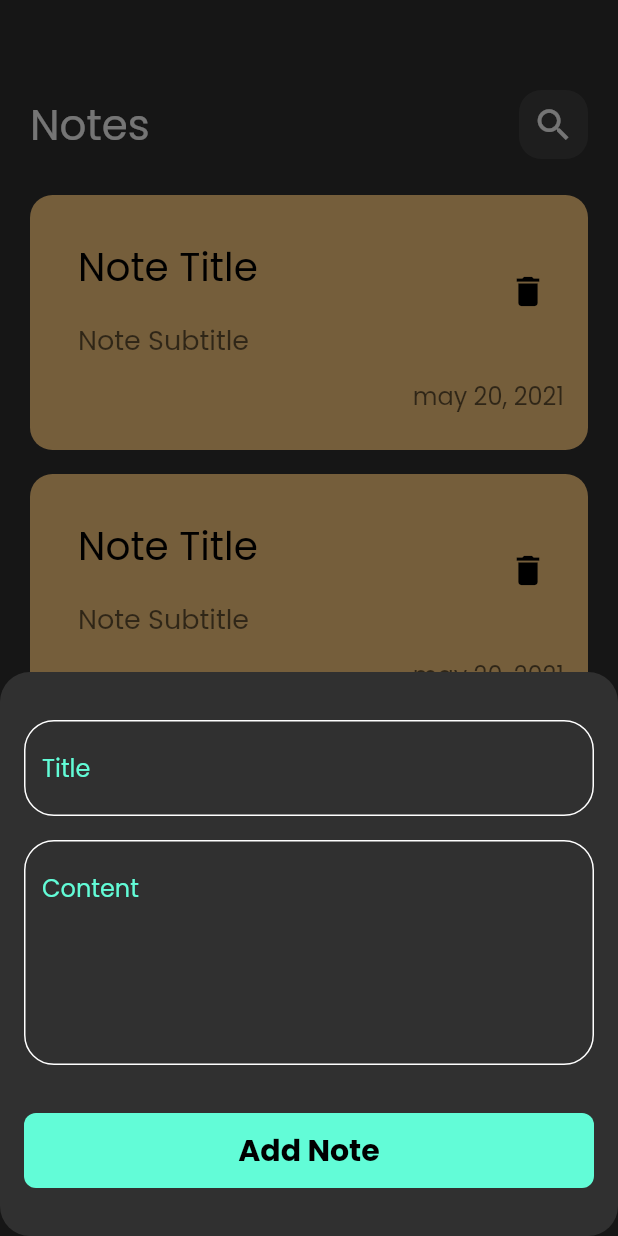
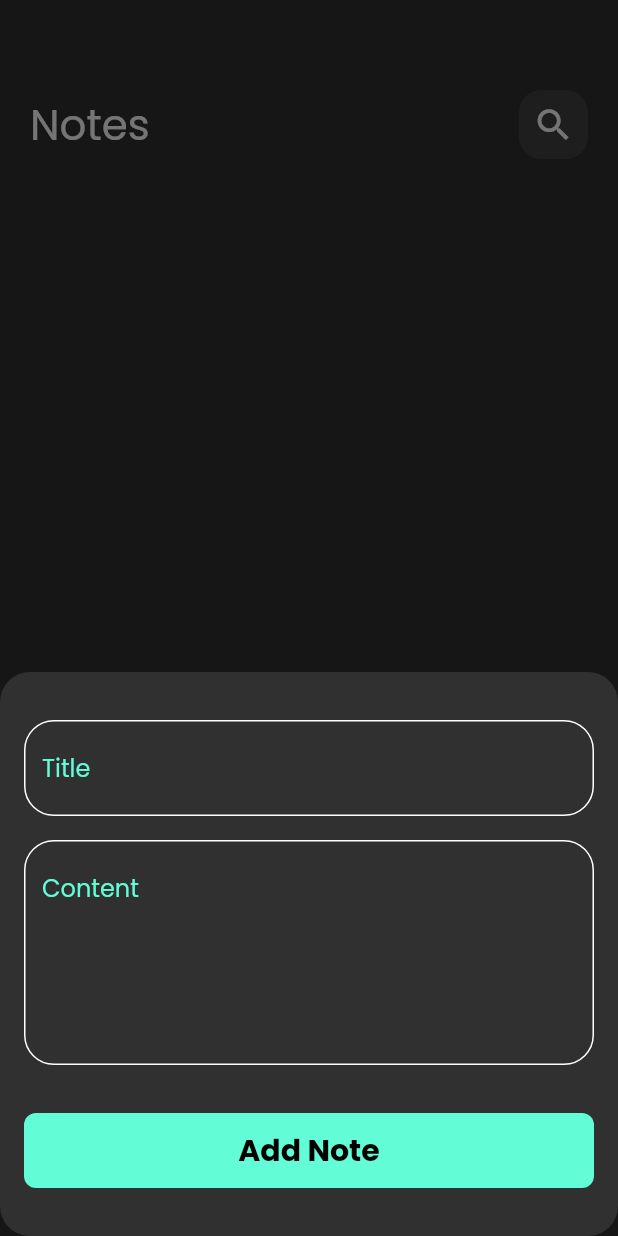
Before and after one commit to Ghattasss/notes_app, a Flutter app: the screen it shows after launch, after a tap on the "add" icon, on a phone screen of 412 x 824 dp. Run offline on Flutter 3.47's test engine with Material 2 defaults, Android fonts, the phone set to English and light mode, and no system bars; our stand-ins replace bloc, flutter_bloc, google_fonts, hive, hive_flutter; accounts and stored records are empty.

Commit message:
display notes 1

```diff
--- a/lib/cubits/notescubit/notes_cubit.dart
+++ b/lib/cubits/notescubit/notes_cubit.dart
@@ -8,12 +8,9 @@ part 'notes_state.dart';
 class NotesCubit extends Cubit<NotesState> {
   NotesCubit() : super(NotesInitial());
 
+  List<NoteModel>? notes;
   void getNotes() {
-    try {
-      final notes = Hive.box<NoteModel>(kNoteSBox).values.toList();
-      emit(NotesLoaded(notes));
-    } catch (e) {
-      emit(NotesError(e.toString()));
-    }
+    final notesBox = Hive.box<NoteModel>(kNoteSBox);
+    notes = notesBox.values.toList();
   }
 }
--- a/lib/views/notes_view.dart
+++ b/lib/views/notes_view.dart
@@ -1,4 +1,6 @@
 import 'package:flutter/material.dart';
+import 'package:flutter_bloc/flutter_bloc.dart';
+import 'package:note_app/cubits/notescubit/notes_cubit.dart';
 import 'package:note_app/views/widgets/add_note_sheet.dart';
 import 'package:note_app/views/widgets/notes_view_body.dart';
 
@@ -7,7 +9,9 @@ class NotesView extends StatelessWidget {
 
   @override
   Widget build(BuildContext context) {
-    return Scaffold(
+    return BlocProvider(
+      create: (context) => NotesCubit(),
+      child: Scaffold(
         floatingActionButton: FloatingActionButton(
           onPressed: () {
             showModalBottomSheet(
@@ -23,6 +27,7 @@ class NotesView extends StatelessWidget {
           child: const Icon(Icons.add),
         ),
         body: const NotesViewBody(),
+      ),
     );
   }
 }
--- a/lib/views/widgets/notes_listview.dart
+++ b/lib/views/widgets/notes_listview.dart
@@ -1,4 +1,7 @@
 import 'package:flutter/material.dart';
+import 'package:flutter_bloc/flutter_bloc.dart';
+import 'package:note_app/cubits/notescubit/notes_cubit.dart';
+import 'package:note_app/models/note_model.dart';
 import 'package:note_app/views/widgets/coustom_card_note.dart';
 
 class NotesListView extends StatelessWidget {
@@ -6,9 +9,14 @@ class NotesListView extends StatelessWidget {
 
   @override
   Widget build(BuildContext context) {
+    return BlocBuilder<NotesCubit, NotesState>(
+      builder: (context, state) {
+        List<NoteModel> notes =
+            BlocProvider.of<NotesCubit>(context).notes ?? [];
         return Padding(
           padding: const EdgeInsets.symmetric(vertical: 16),
           child: ListView.builder(
+            itemCount: notes.length,
             padding: EdgeInsets.zero,
             itemBuilder: (context, index) {
               return const Padding(
@@ -20,5 +28,7 @@ class NotesListView extends StatelessWidget {
             },
           ),
         );
+      },
+    );
   }
 }
--- a/lib/views/widgets/notes_view_body.dart
+++ b/lib/views/widgets/notes_view_body.dart
@@ -1,9 +1,22 @@
 import 'package:flutter/material.dart';
+import 'package:flutter_bloc/flutter_bloc.dart';
+import 'package:note_app/cubits/notescubit/notes_cubit.dart';
 import 'package:note_app/views/widgets/coustom_appbar.dart';
 import 'package:note_app/views/widgets/notes_listview.dart';
 
-class NotesViewBody extends StatelessWidget {
+class NotesViewBody extends StatefulWidget {
   const NotesViewBody({super.key});
+
+  @override
+  State<NotesViewBody> createState() => _NotesViewBodyState();
+}
+
+class _NotesViewBodyState extends State<NotesViewBody> {
+  @override
+  void initState() {
+    BlocProvider.of<NotesCubit>(context).getNotes();
+    super.initState();
+  }
 
   @override
   Widget build(BuildContext context) {
```
Also changed, not shown: lib/cubits/notescubit/notes_state.dart (+2 -7 lines). Lines whose indentation alone changed are shown as unchanged.
